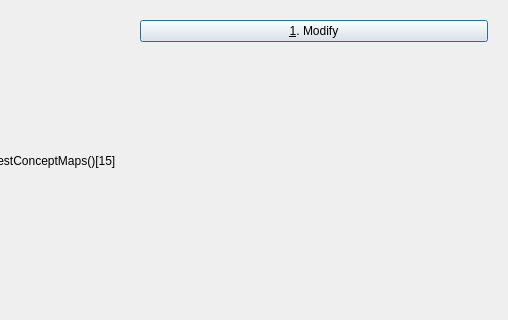
Before: the Qt Designer form Projects/ProjectBrainweaver/qtpvdbtestconceptmapeditwidgetdialog.ui in richelbilderbeek/ProjectRichelBilderbeek, drawn with Qt 5; both pictures show x 252 to 760 and y 0 to 320 of the 760 by 610 pixel window.
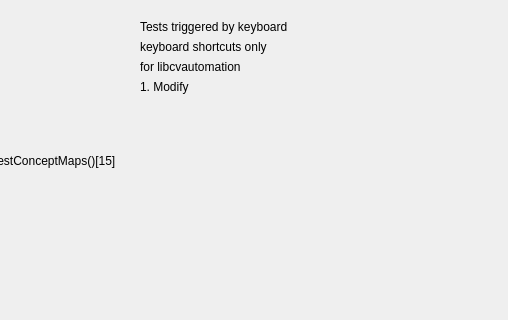
After: the same form once the commit is applied. Icons and pictures are not drawn.

Commit message: ProjectBrainweaver: got test with libcvautomation working

```diff
--- a/Projects/ProjectBrainweaver/qtpvdbtestconceptmapeditwidgetdialog.ui
+++ b/Projects/ProjectBrainweaver/qtpvdbtestconceptmapeditwidgetdialog.ui
@@ -45,9 +45,30 @@
      </property>
      <layout class="QVBoxLayout" name="verticalLayout">
       <item>
-       <widget class="QPushButton" name="button_modify">
+       <widget class="QLabel" name="label">
         <property name="text">
-         <string>&amp;1. Modify</string>
+         <string>Tests triggered by keyboard</string>
+        </property>
+       </widget>
+      </item>
+      <item>
+       <widget class="QLabel" name="label_2">
+        <property name="text">
+         <string>keyboard shortcuts only</string>
+        </property>
+       </widget>
+      </item>
+      <item>
+       <widget class="QLabel" name="label_3">
+        <property name="text">
+         <string>for libcvautomation</string>
+        </property>
+       </widget>
+      </item>
+      <item>
+       <widget class="QLabel" name="label_4">
+        <property name="text">
+         <string>1. Modify</string>
         </property>
        </widget>
       </item>
```
The commit also changes 19 other files.
